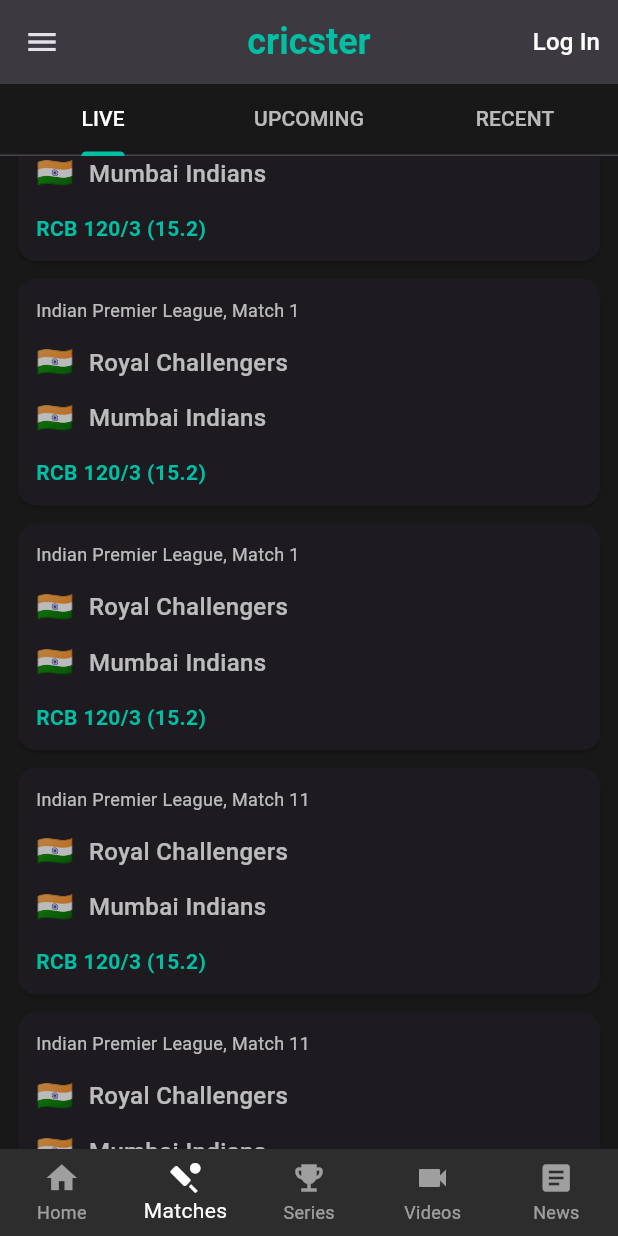
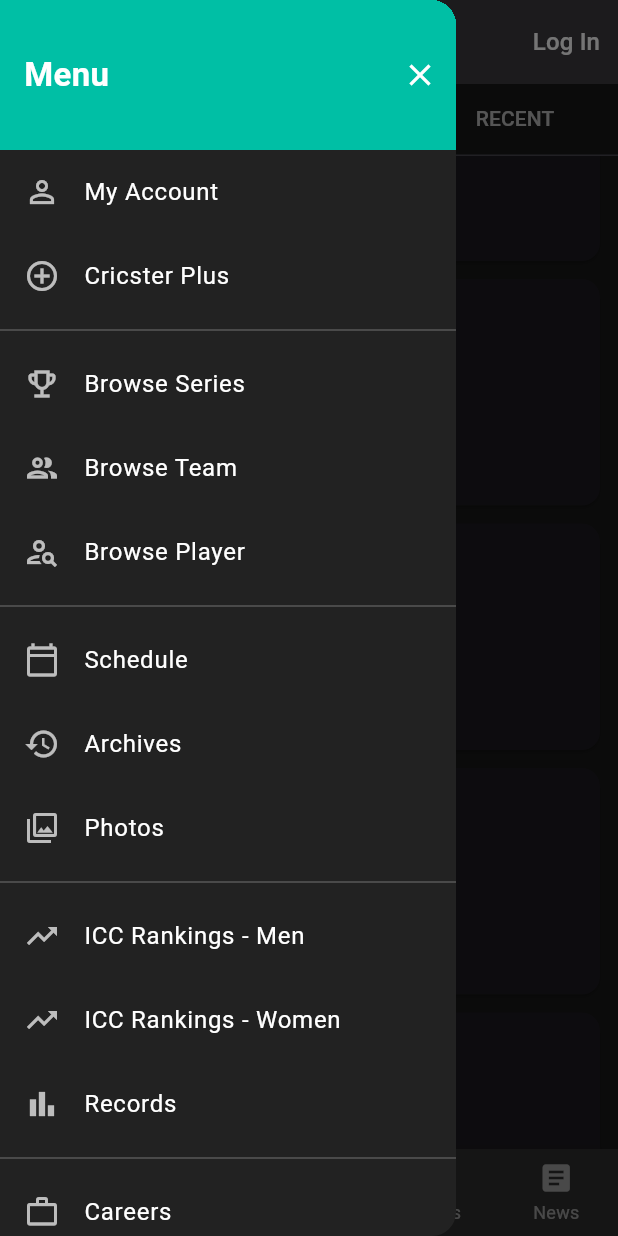
Before and after one commit to Rishi2600/cricster, a Flutter app: the screen it shows after launch, item 2 of the bottom bar chosen, scrolled down 576 dp, after a tap on the "menu" icon, on a phone screen of 412 x 824 dp. Run offline on Flutter 3.47's test engine with Material 3 defaults, Android fonts, the light colour scheme and no system bars.

Commit message:
implemented drawer

```diff
--- a/lib/screens/home_screen.dart
+++ b/lib/screens/home_screen.dart
@@ -8,6 +8,7 @@
 import 'package:cricster/screens/series_page.dart';
 import 'package:cricster/screens/videos_page.dart';
 import 'package:cricster/screens/news_page.dart';
+import 'package:cricster/widgets/app_drawer.dart';
 
 class HomeScreen extends StatefulWidget {
   const HomeScreen({super.key});
@@ -21,8 +22,7 @@
 class _HomeScreenState extends State<HomeScreen> {
   int _selectedIndex = 0;
 
-  // Placeholder for the pages that will be shown by the BottomNavigationBar
-  // For v0, we only build the Home page content.
+  // BottomNavigationBar widgets
   static final List<Widget> _widgetOptions = <Widget>[
     const HomeContent(),
     const MatchesPage(),
@@ -41,6 +41,7 @@
   Widget build(BuildContext context) {
     return Scaffold(
       appBar: const HomeAppBar(),
+      drawer: const AppDrawer(),
       body: IndexedStack(
         index: _selectedIndex,
         children: _widgetOptions,
--- /dev/null
+++ b/lib/widgets/app_drawer.dart
@@ -0,0 +1,172 @@
+import 'package:flutter/material.dart';
+
+class AppDrawer extends StatelessWidget {
+  const AppDrawer({super.key});
+
+  @override
+  Widget build(BuildContext context) {
+    return Drawer(
+      backgroundColor: const Color(0xFF222222),
+      child: ListView(
+        padding: EdgeInsets.zero,
+        children: <Widget>[
+          // Drawer Header
+          _buildDrawerHeader(context),
+
+          // Group 1: Account Management
+          _buildDrawerItem(
+            icon: Icons.person_outline,
+            text: 'My Account',
+            onTap: () => _navigateTo(context, 'My Account'),
+          ),
+          _buildDrawerItem(
+            icon: Icons.add_circle_outline,
+            text: 'Cricster Plus',
+            onTap: () => _navigateTo(context, 'Cricster Plus'),
+          ),
+          const Divider(color: Colors.white24),
+
+          // Group 2: Core Data Exploration
+          _buildDrawerItem(
+            icon: Icons.emoji_events_outlined,
+            text: 'Browse Series',
+            onTap: () => _navigateTo(context, 'Browse Series'),
+          ),
+          _buildDrawerItem(
+            icon: Icons.group_outlined,
+            text: 'Browse Team',
+            onTap: () => _navigateTo(context, 'Browse Team'),
+          ),
+          _buildDrawerItem(
+            icon: Icons.person_search_outlined,
+            text: 'Browse Player',
+            onTap: () => _navigateTo(context, 'Browse Player'),
+          ),
+          const Divider(color: Colors.white24),
+
+          // Group 3: Key App Features
+          _buildDrawerItem(
+            icon: Icons.calendar_today_outlined,
+            text: 'Schedule',
+            onTap: () => _navigateTo(context, 'Schedule'),
+          ),
+          _buildDrawerItem(
+            icon: Icons.history,
+            text: 'Archives',
+            onTap: () => _navigateTo(context, 'Archives'),
+          ),
+          _buildDrawerItem(
+            icon: Icons.photo_library_outlined,
+            text: 'Photos',
+            onTap: () => _navigateTo(context, 'Photos'),
+          ),
+          const Divider(color: Colors.white24),
+
+          // Group 4: Reference & Statistics
+          _buildDrawerItem(
+            icon: Icons.trending_up,
+            text: 'ICC Rankings - Men',
+            onTap: () => _navigateTo(context, 'ICC Rankings - Men'),
+          ),
+          _buildDrawerItem(
+            icon: Icons.trending_up,
+            text: 'ICC Rankings - Women',
+            onTap: () => _navigateTo(context, 'ICC Rankings - Women'),
+          ),
+          _buildDrawerItem(
+            icon: Icons.bar_chart_outlined,
+            text: 'Records',
+            onTap: () => _navigateTo(context, 'Records'),
+          ),
+          const Divider(color: Colors.white24),
+
+          // Group 5: Corporate & Legal
+          _buildDrawerItem(
+            icon: Icons.work_outline,
+            text: 'Careers',
+            onTap: () => _navigateTo(context, 'Careers'),
+          ),
+          _buildDrawerItem(
+            icon: Icons.campaign_outlined,
+            text: 'Advertise with us',
+            onTap: () => _navigateTo(context, 'Advertise'),
+          ),
+          _buildDrawerItem(
+            icon: Icons.info_outline,
+            text: 'About Us',
+            onTap: () => _navigateTo(context, 'About Us'),
+          ),
+          _buildDrawerItem(
+            icon: Icons.privacy_tip_outlined,
+            text: 'Privacy Notice',
+            onTap: () => _navigateTo(context, 'Privacy Notice'),
+          ),
+          _buildDrawerItem(
+            icon: Icons.gavel_outlined,
+            text: 'Terms of Use',
+            onTap: () => _navigateTo(context, 'Terms of Use'),
+          ),
+        ],
+      ),
+    );
+  }
+
+  // Helper method for the Drawer Header
+  Widget _buildDrawerHeader(BuildContext context) {
+    return Container(
+      height: 100,
+      color: Theme.of(context).primaryColor,
+      child: SafeArea(
+        child: Row(
+          mainAxisAlignment: MainAxisAlignment.spaceBetween,
+          crossAxisAlignment: CrossAxisAlignment.center,
+          children: [
+            const Padding(
+              padding: EdgeInsets.only(left: 16.0),
+              child: Text(
+                'Menu',
+                style: TextStyle(
+                  color: Colors.white,
+                  fontSize: 22,
+                  fontWeight: FontWeight.bold,
+                ),
+              ),
+            ),
+            IconButton(
+              icon: const Icon(Icons.close, color: Colors.white),
+              onPressed: () {
+                Navigator.of(context).pop();
+              },
+            ),
+          ],
+        ),
+      ),
+    );
+  }
+
+  // Helper method for creating consistent ListTiles
+  Widget _buildDrawerItem({
+    required IconData icon,
+    required String text,
+    required GestureTapCallback onTap,
+  }) {
+    return ListTile(
+      leading: Icon(icon, color: Colors.white70),
+      title: Text(text, style: const TextStyle(color: Colors.white)),
+      onTap: onTap,
+    );
+  }
+
+  // Navigation logic stub
+  void _navigateTo(BuildContext context, String pageName) {
+    Navigator.of(context).pop(); // Close the drawer first
+    // TODO: Replace with actual navigation to feature pages
+    // For now, we can show a snackbar to confirm the tap
+    ScaffoldMessenger.of(context).showSnackBar(
+      SnackBar(
+        content: Text('Navigating to $pageName'),
+        duration: const Duration(seconds: 1),
+      ),
+    );
+  }
+}
--- a/lib/widgets/home_app_bar.dart
+++ b/lib/widgets/home_app_bar.dart
@@ -9,11 +9,11 @@
       leading: IconButton(
         icon: const Icon(Icons.menu),
         onPressed: () {
-          // TODO: Implement drawer functionality
+          Scaffold.of(context).openDrawer();
         },
       ),
       title: Text(
-        'cricster', // Using Text to simulate the logo for now
+        'cricster',
         style: TextStyle(
           fontWeight: FontWeight.bold,
           fontSize: 24,
```
